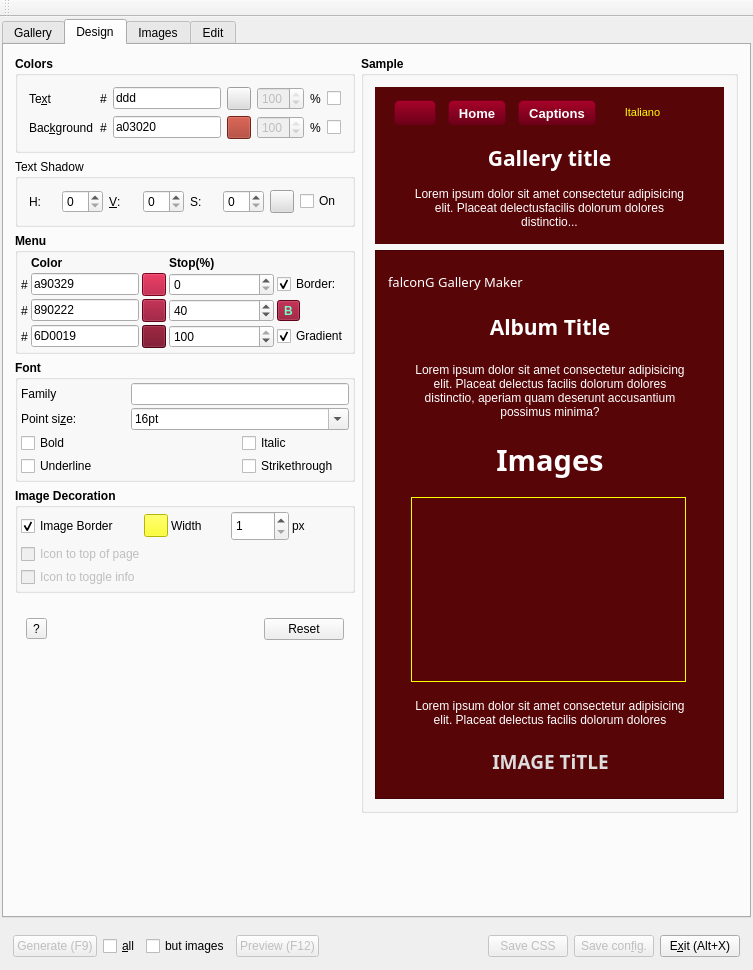
Above: src/falcong.ui from solyoma/falconG before the change. Below: the same form after it.
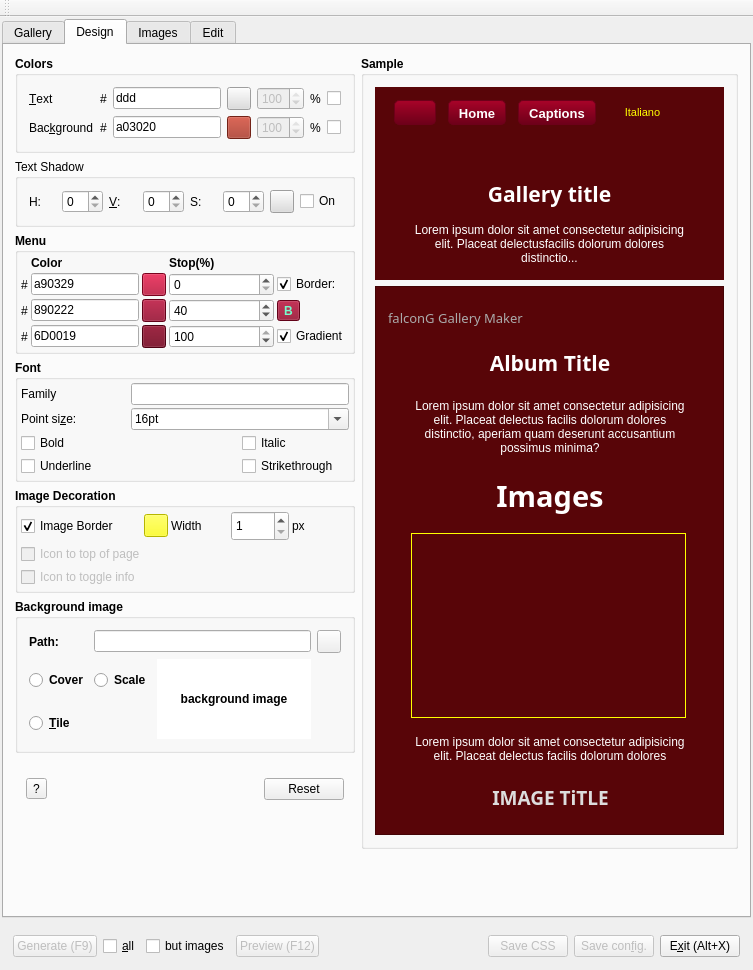
That is the form after the change. The open tabs and pages were chosen to show the change. Icons and pictures are not drawn. Custom widgets are drawn as their Qt base class.

```diff
--- a/src/falcong.ui
+++ b/src/falcong.ui
@@ -1566,7 +1566,7 @@
                   </font>
                  </property>
                  <property name="text">
-                  <string>Te&amp;xt</string>
+                  <string>&amp;Text</string>
                  </property>
                  <property name="buddy">
                   <cstring>edtTextColor</cstring>
@@ -2408,6 +2408,95 @@
               </layout>
              </widget>
             </item>
+            <item>
+             <widget class="QGroupBox" name="groupBox_2">
+              <property name="minimumSize">
+               <size>
+                <width>0</width>
+                <height>120</height>
+               </size>
+              </property>
+              <property name="font">
+               <font>
+                <weight>75</weight>
+                <bold>true</bold>
+               </font>
+              </property>
+              <property name="title">
+               <string>Background image</string>
+              </property>
+              <layout class="QGridLayout" name="gridLayout_15">
+               <item row="0" column="0">
+                <widget class="QLabel" name="label_63">
+                 <property name="text">
+                  <string>Path:</string>
+                 </property>
+                </widget>
+               </item>
+               <item row="0" column="1" colspan="2">
+                <widget class="QLineEdit" name="edtBckImageName"/>
+               </item>
+               <item row="3" column="0">
+                <widget class="QRadioButton" name="rbTileBckImage">
+                 <property name="text">
+                  <string>&amp;Tile</string>
+                 </property>
+                </widget>
+               </item>
+               <item row="0" column="3">
+                <widget class="QToolButton" name="btnBrowseForBackgroundImage">
+                 <property name="text">
+                  <string/>
+                 </property>
+                 <property name="icon">
+                  <iconset>
+                   <normaloff>:/icons/Resources/open-folder-with-document.png</normaloff>:/icons/Resources/open-folder-with-document.png</iconset>
+                 </property>
+                </widget>
+               </item>
+               <item row="2" column="1">
+                <widget class="QRadioButton" name="rbScalerBckImage">
+                 <property name="text">
+                  <string>Scale</string>
+                 </property>
+                </widget>
+               </item>
+               <item row="2" column="0">
+                <widget class="QRadioButton" name="rbCoverBckImage">
+                 <property name="text">
+                  <string>Cover</string>
+                 </property>
+                </widget>
+               </item>
+               <item row="2" column="2" rowspan="2">
+                <widget class="QLabel" name="lblbckImage">
+                 <property name="sizePolicy">
+                  <sizepolicy hsizetype="Expanding" vsizetype="Expanding">
+                   <horstretch>0</horstretch>
+                   <verstretch>0</verstretch>
+                  </sizepolicy>
+                 </property>
+                 <property name="minimumSize">
+                  <size>
+                   <width>0</width>
+                   <height>80</height>
+                  </size>
+                 </property>
+                 <property name="styleSheet">
+                  <string notr="true">background:white;
+/* :url(&quot;s:/photo/falconG/src/Resources/Lazise_02596-Edit&quot;) white */</string>
+                 </property>
+                 <property name="text">
+                  <string>background image</string>
+                 </property>
+                 <property name="alignment">
+                  <set>Qt::AlignCenter</set>
+                 </property>
+                </widget>
+               </item>
+              </layout>
+             </widget>
+            </item>
             <item>
              <widget class="QWidget" name="widget_5" native="true">
               <property name="minimumSize">
@@ -2728,9 +2817,8 @@
                 </size>
                </property>
                <property name="styleSheet">
-                <string notr="true">QFrame {
-background-color:#580508;
-}</string>
+                <string notr="true">background-color: #580508;
+</string>
                </property>
                <property name="frameShape">
                 <enum>QFrame::StyledPanel</enum>
@@ -2881,7 +2969,7 @@
                     </property>
                     <property name="styleSheet">
                      <string notr="true">QPushButton {
-	color:#fff; 
+	color:#aaa; 
 	font-family:Constantia, Palatino, &quot;Palatino Linotype&quot;, &quot;Palatino LT STD&quot;, Georgia, serif;
 	font-weight:400;
 	font-size:10pt;
```
Left out of the diff: 218 changed lines with no effect on the pictures.
